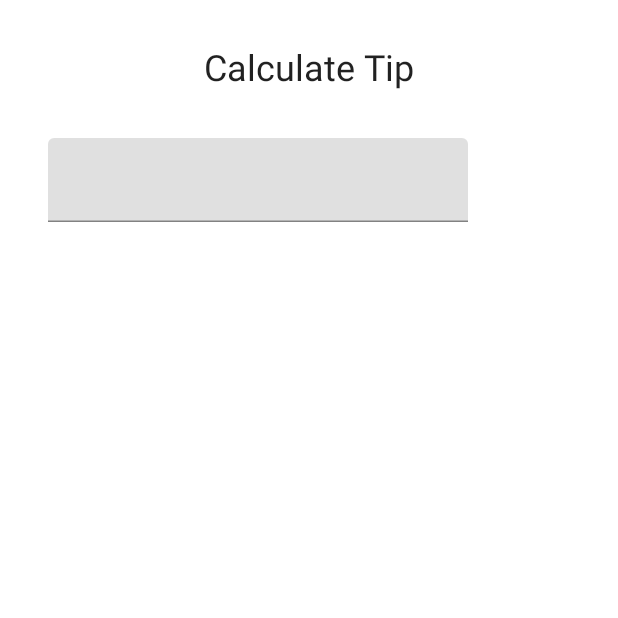
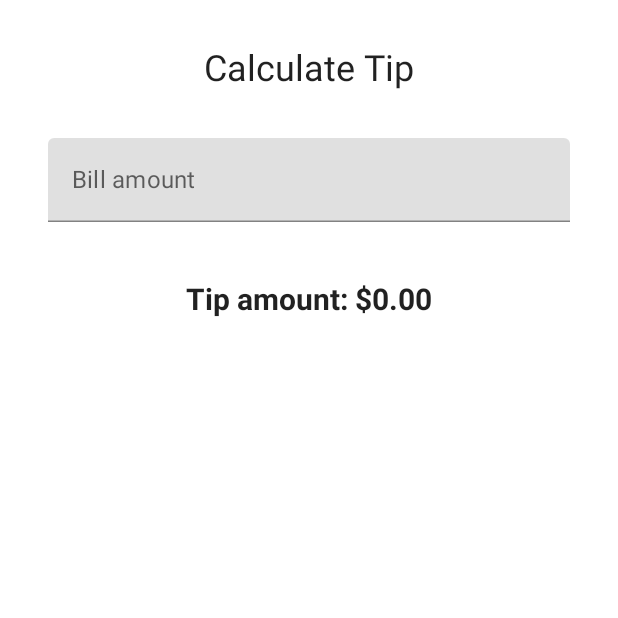
Before and after one commit to GuilhermeDellatin/Happy-Birthday, an Android app built with Jetpack Compose: the CalculateTipActivity screen opened directly, with no data from a screen before it, on a phone screen of 412 x 824 dp, the top half of it. Run offline under Robolectric (Android 15) with nearby library versions, the phone set to English and light mode, and no system bars.

Commit message:
Codelab(Project: Tip Time) - Recomposition in textField

```diff
--- a/app/src/main/java/com/gfdellatin/happybirthday/CalculateTipActivity.kt
+++ b/app/src/main/java/com/gfdellatin/happybirthday/CalculateTipActivity.kt
@@ -4,6 +4,7 @@ import android.os.Bundle
 import androidx.activity.ComponentActivity
 import androidx.activity.compose.setContent
 import androidx.compose.foundation.layout.*
+import androidx.compose.foundation.text.KeyboardOptions
 import androidx.compose.material.MaterialTheme
 import androidx.compose.material.Surface
 import androidx.compose.material.Text
@@ -12,10 +13,13 @@ import androidx.compose.runtime.*
 import androidx.compose.ui.Alignment
 import androidx.compose.ui.Modifier
 import androidx.compose.ui.res.stringResource
+import androidx.compose.ui.text.font.FontWeight
+import androidx.compose.ui.text.input.KeyboardType
 import androidx.compose.ui.tooling.preview.Preview
 import androidx.compose.ui.unit.dp
 import androidx.compose.ui.unit.sp
 import com.gfdellatin.happybirthday.ui.theme.HappyBirthdayTheme
+import java.text.NumberFormat
 
 class CalculateTipActivity : ComponentActivity() {
     override fun onCreate(savedInstanceState: Bundle?) {
@@ -35,27 +39,52 @@ class CalculateTipActivity : ComponentActivity() {
 
 @Composable
 fun TipTimeScreen() {
+    var amountInput by remember { mutableStateOf("") }
+    val amount = amountInput.toDoubleOrNull() ?: 0.0
+    val tip = calculateTip(amount)
     Column(
         modifier = Modifier.padding(32.dp),
         verticalArrangement = Arrangement.spacedBy(8.dp)
-        ) {
+    ) {
         Text(
             text = stringResource(id = R.string.calculate_tip),
             fontSize = 24.sp,
             modifier = Modifier.align(Alignment.CenterHorizontally)
         )
         Spacer(modifier = Modifier.height(16.dp))
-        EditNumberField()
+        EditNumberField(
+            value = amountInput,
+            onValueChange = { amountInput = it }
+        )
+        Spacer(modifier = Modifier.height(24.dp))
+        Text(
+            text = stringResource(id = R.string.tip_amount, tip),
+            modifier = Modifier.align(Alignment.CenterHorizontally),
+            fontSize = 20.sp,
+            fontWeight = FontWeight.Bold
+        )
     }
 }
 
 @Composable
-fun EditNumberField() {
-    var amountInput by remember { mutableStateOf("") }
+fun EditNumberField(value: String, onValueChange: (String) -> Unit) {
     TextField(
-        value = amountInput,
-        onValueChange = { amountInput = it }
+        value = value,
+        label = {
+            Text(
+                text = stringResource(id = R.string.bill_amount),
+                modifier = Modifier.fillMaxWidth()
+            )
+        },
+        onValueChange = onValueChange,
+        keyboardOptions = KeyboardOptions(keyboardType = KeyboardType.Number),
+        singleLine = true
     )
+}
+
+private fun calculateTip(amount: Double, tipPercent: Double = 15.0) : String {
+    val tip = tipPercent / 100 * amount
+    return NumberFormat.getCurrencyInstance().format(tip)
 }
 
 @Preview(showBackground = true)
```
